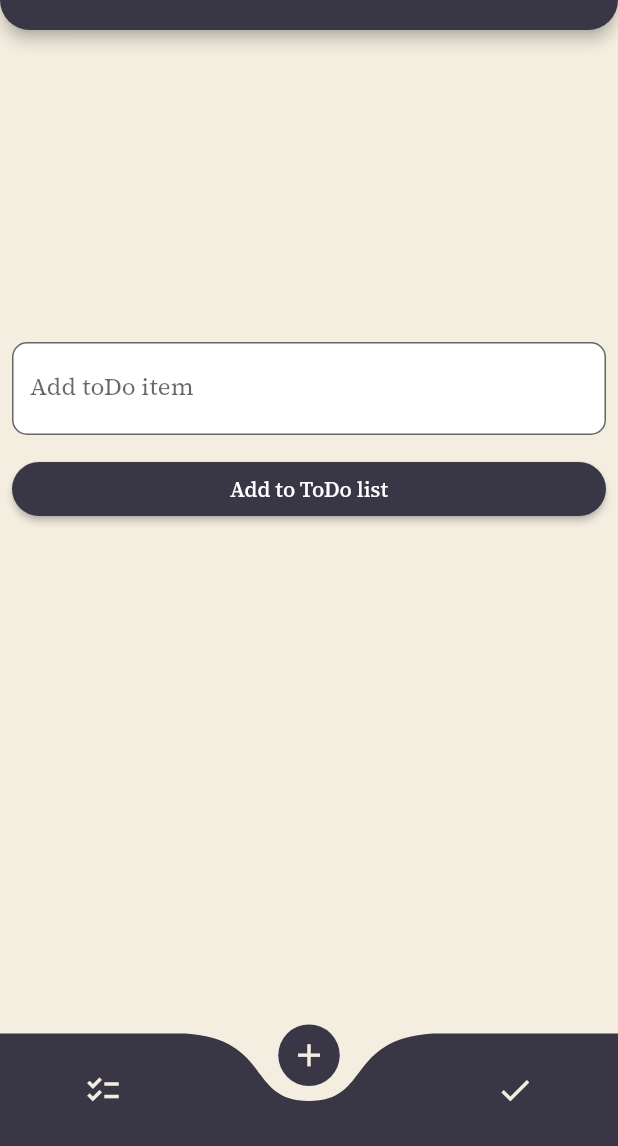
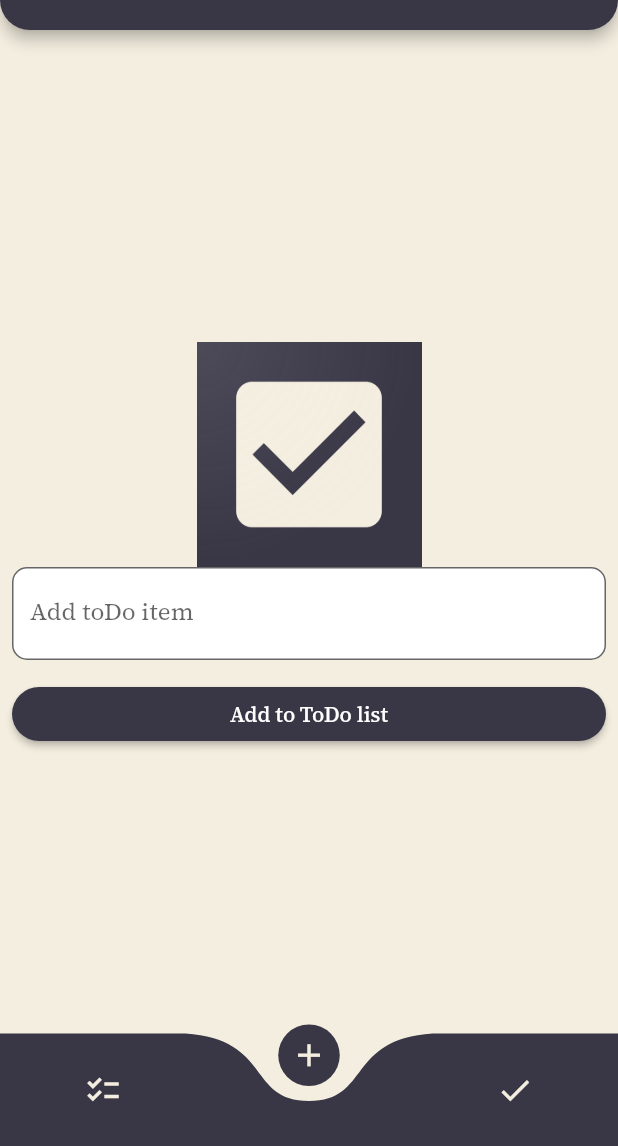
Before and after one commit to CarlloydViray/midtermProjToDoApp_2023, a Flutter app: the screen it shows once a user with an empty profile is signed in, on a phone screen of 412 x 824 dp, the part 90-1236 px from its top. Run offline on Flutter 3.47's test engine with Material 2 defaults, Android fonts, the light colour scheme and no system bars; drawn by our look-alikes of curved_navigation_bar; our stand-ins replace animated_splash_screen, avatar_glow, cloud_firestore, email_validator, firebase_auth, firebase_core and 4 more; missing offline and left inert: flutterfire_ui; accounts and stored records are empty.

```diff
--- a/lib/screens/toCreateScreen.dart
+++ b/lib/screens/toCreateScreen.dart
@@ -48,6 +48,11 @@ class _toCreateState extends State<toCreate> {
             SizedBox(
               height: 200,
             ),
+            Image(
+              image: AssetImage('lib/assets/icons/1024.png'),
+              height: 150, // set height to 200 pixels
+              width: 150,
+            ),
             Form(
               key: _formkey,
               child: TextFormField(
```
